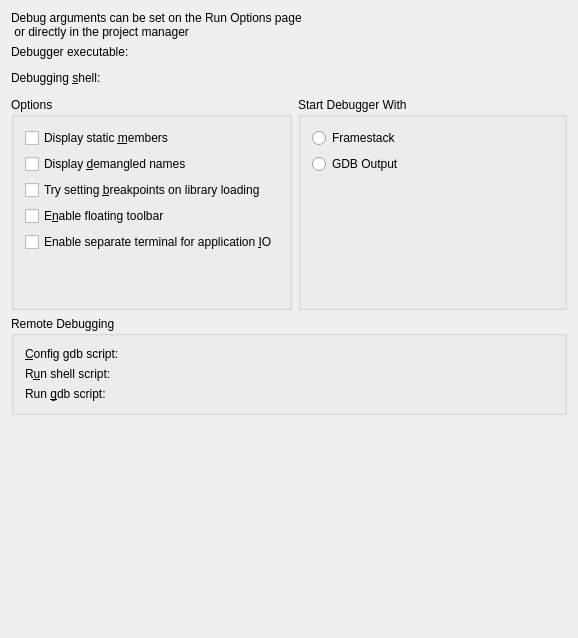
Old version of the form debuggers/gdb/debuggerconfigwidget.ui in the repository KDE/kdevelop.
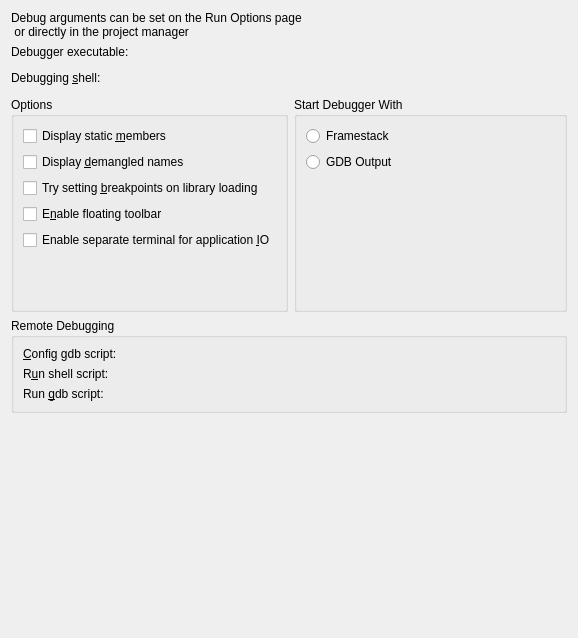
New version of the form. Custom widgets are drawn as their Qt base class.

Commit message:
SVN_SILENT Cleanup .ui files
This removes (as discussed on k-c-d)
* obsolete <pixmapfunction>
* deprecated <layoutdefault>
* empty <author>, <comment>, <exportmacro>

Patch:
```diff
--- a/debuggers/gdb/debuggerconfigwidget.ui
+++ b/debuggers/gdb/debuggerconfigwidget.ui
@@ -342,8 +342,6 @@
    </item>
   </layout>
  </widget>
- <layoutdefault spacing="6" margin="11" />
- <layoutfunction spacing="KDialog::spacingHint" margin="KDialog::marginHint" />
   <customwidgets>
   <customwidget>
    <class>KUrlRequester</class>
```
The commit also changes 5 other files.
